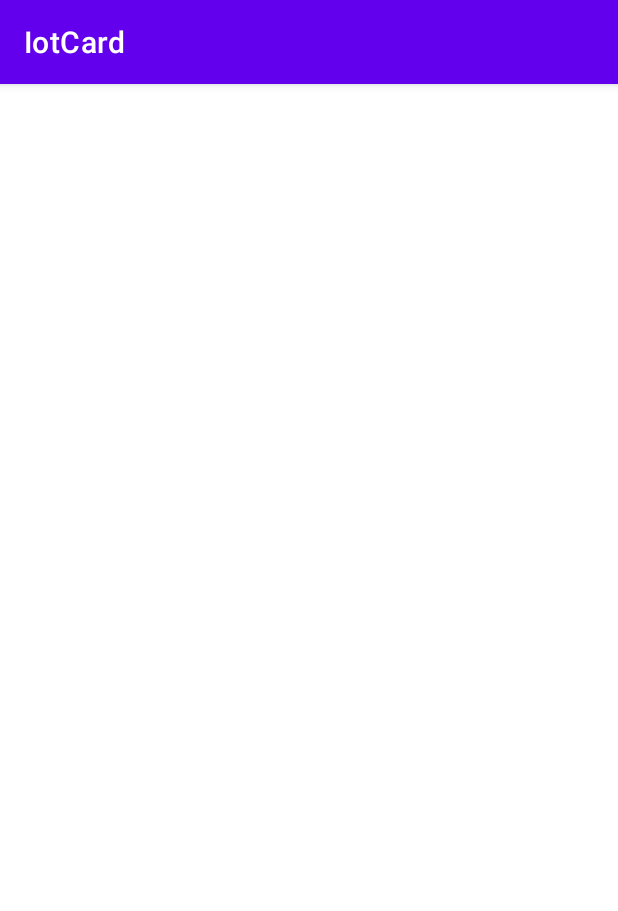
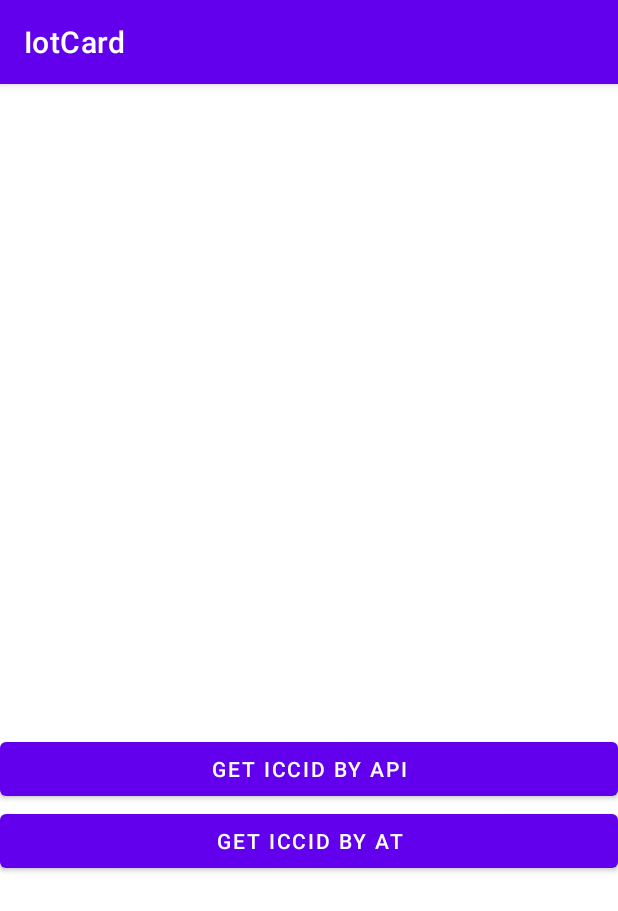
Before and after one commit to liqvip/IotCard, an Android app: the screen it shows after launch (ICCIDActivity), on a phone screen of 412 x 824 dp. Shown: the top 911 px of the screen. Run offline under Robolectric (Android 15) with nearby library versions, the phone set to English and light mode, and no system bars; libraries missing offline, so code that uses them is left out: com.amap.api, com.hjq.permissions; 1 statement that could not run was skipped.

Commit message:
GET ICCID

```diff
--- a/app/build.gradle
+++ b/app/build.gradle
@@ -73,4 +73,5 @@ dependencies {
     androidTestImplementation 'androidx.test.espresso:espresso-core:3.4.0'
     // 高德定位
     implementation 'com.amap.api:location:latest.integration'
+    implementation 'com.github.getActivity:XXPermissions:16.8'
 }
--- a/app/src/main/res/layout/activity_iccid.xml
+++ b/app/src/main/res/layout/activity_iccid.xml
@@ -20,4 +20,26 @@
         android:layout_height="wrap_content"
         app:layout_constraintTop_toBottomOf="@+id/tv_level"
         android:gravity="center"/>
+
+    <TextView
+        android:id="@+id/tv_sim_info"
+        android:layout_width="match_parent"
+        android:layout_height="wrap_content"
+        app:layout_constraintTop_toBottomOf="@+id/tv_iccid"
+        android:gravity="center"/>
+
+    <Button
+        android:id="@+id/bt_sim_info"
+        android:layout_width="match_parent"
+        android:layout_height="wrap_content"
+        app:layout_constraintTop_toBottomOf="@+id/tv_sim_info"
+        android:text="GET ICCID BY API"/>
+
+    <Button
+        android:id="@+id/bt_at"
+        android:layout_width="match_parent"
+        android:layout_height="wrap_content"
+        app:layout_constraintTop_toBottomOf="@+id/bt_sim_info"
+        android:text="GET ICCID BY AT"/>
+
 </androidx.constraintlayout.widget.ConstraintLayout>
--- a/gradle.properties
+++ b/gradle.properties
@@ -19,3 +19,4 @@ android.useAndroidX=true
 # resources declared in the library itself and none from the library's dependencies,
 # thereby reducing the size of the R class for that library
 android.nonTransitiveRClass=true
+android.enableJetifier = true
--- a/settings.gradle
+++ b/settings.gradle
@@ -8,6 +8,7 @@ pluginManagement {
 dependencyResolutionManagement {
     repositoriesMode.set(RepositoriesMode.FAIL_ON_PROJECT_REPOS)
     repositories {
+        maven { url 'https://jitpack.io' }
         google()
         mavenCentral()
     }
```
Also changed, not shown: app/src/main/java/cn/blogss/iotcard/ICCIDActivity.java (+120 -26 lines).
